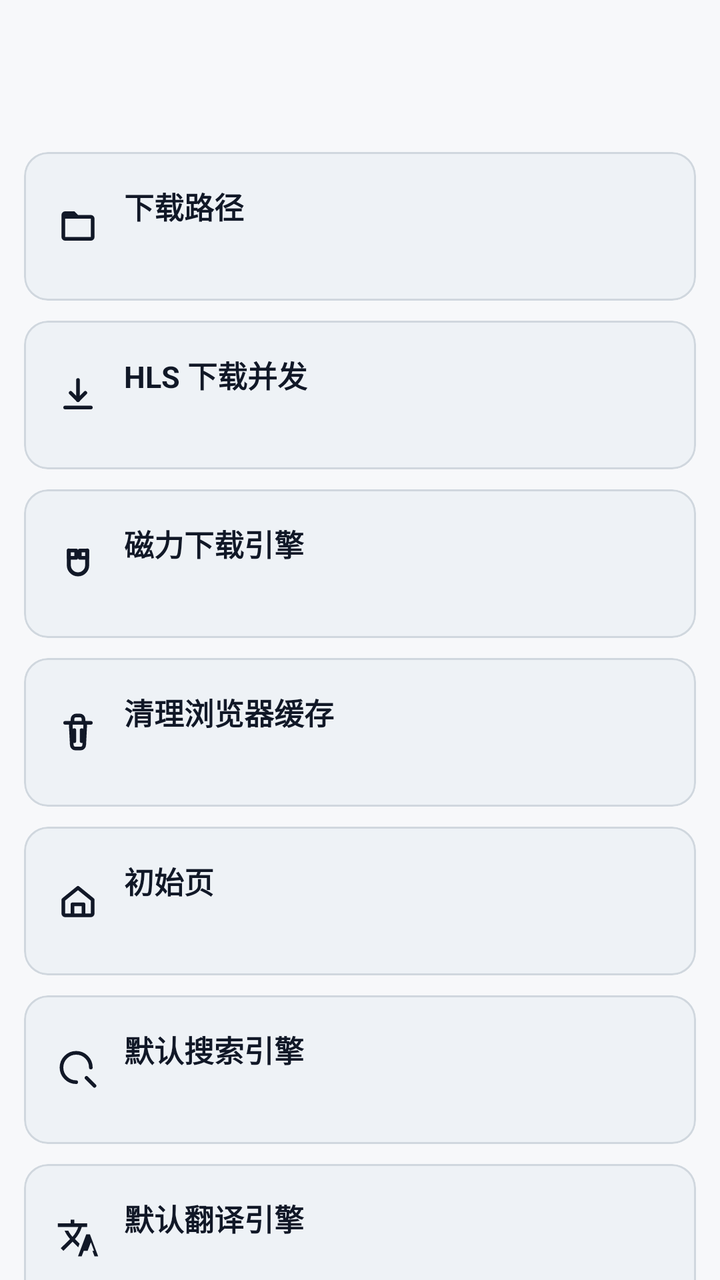
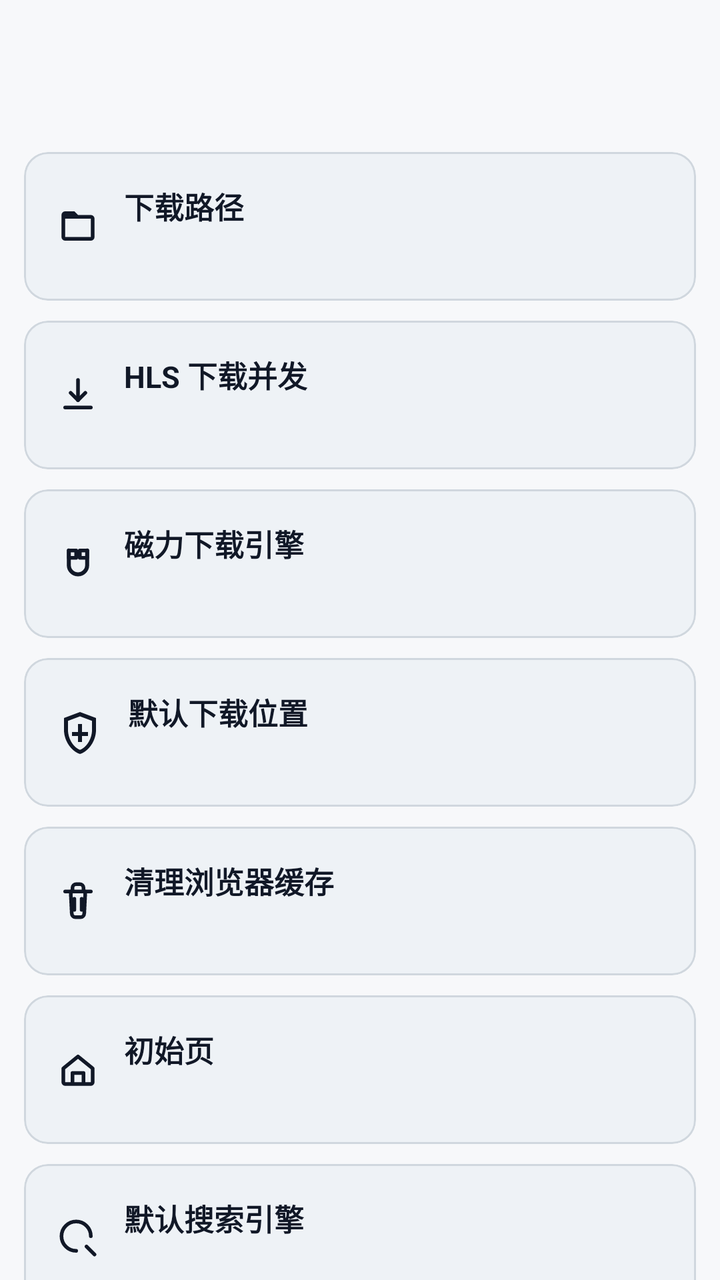

The first picture is an Android layout as it rendered before a commit; the second is the same layout after the commit. The layout source and the unified diff follow.
<!-- AndroidManifest.xml: application theme Theme.AuroraBrowser -->
<!-- res/layout/activity_settings.xml -->
<?xml version="1.0" encoding="utf-8"?>
<LinearLayout xmlns:android="http://schemas.android.com/apk/res/android"
    xmlns:app="http://schemas.android.com/apk/res-auto"
    android:layout_width="match_parent"
    android:layout_height="match_parent"
    android:background="@color/aurora_surface"
    android:orientation="vertical">

    <com.google.android.material.appbar.MaterialToolbar
        android:id="@+id/toolbar"
        android:layout_width="match_parent"
        android:layout_height="wrap_content"
        android:backgroundTint="@color/aurora_surface"
        android:elevation="0dp"
        android:paddingHorizontal="8dp"
        app:navigationIconTint="@color/aurora_text"
        app:subtitleTextColor="@color/aurora_text_muted"
        app:titleTextColor="@color/aurora_text" />

    <ScrollView
        android:layout_width="match_parent"
        android:layout_height="match_parent"
        android:clipToPadding="false"
        android:padding="12dp"
        android:scrollbars="none">

        <LinearLayout
            android:layout_width="match_parent"
            android:layout_height="wrap_content"
            android:orientation="vertical">

            <com.google.android.material.card.MaterialCardView
                android:id="@+id/downloadPathCard"
                android:layout_width="match_parent"
                android:layout_height="wrap_content"
                android:layout_marginBottom="10dp"
                app:cardBackgroundColor="@color/aurora_surface_alt"
                app:cardCornerRadius="12dp"
                app:cardElevation="0dp"
                app:strokeColor="@color/aurora_line"
                app:strokeWidth="1dp">

                <LinearLayout
                    android:layout_width="match_parent"
                    android:layout_height="wrap_content"
                    android:gravity="center_vertical"
                    android:orientation="horizontal"
                    android:padding="16dp">

                    <ImageView
                        android:layout_width="22dp"
                        android:layout_height="22dp"
                        android:layout_marginEnd="12dp"
                        android:src="@drawable/ic_folder"
                        app:tint="@color/aurora_text" />

                    <LinearLayout
                        android:layout_width="0dp"
                        android:layout_height="wrap_content"
                        android:layout_weight="1"
                        android:orientation="vertical">

                        <TextView
                            android:layout_width="wrap_content"
                            android:layout_height="wrap_content"
                            android:text="下载路径"
                            android:textColor="@color/aurora_text"
                            android:textSize="15sp"
                            android:textStyle="bold" />

                        <TextView
                            android:id="@+id/downloadPathSubtitle"
                            android:layout_width="wrap_content"
                            android:layout_height="wrap_content"
                            android:layout_marginTop="4dp"
                            android:textColor="@color/aurora_text_muted"
                            android:textSize="12sp" />
                    </LinearLayout>
                </LinearLayout>
            </com.google.android.material.card.MaterialCardView>

            <com.google.android.material.card.MaterialCardView
                android:id="@+id/hlsConcurrencyCard"
                android:layout_width="match_parent"
                android:layout_height="wrap_content"
                android:layout_marginBottom="10dp"
                app:cardBackgroundColor="@color/aurora_surface_alt"
                app:cardCornerRadius="12dp"
                app:cardElevation="0dp"
                app:strokeColor="@color/aurora_line"
                app:strokeWidth="1dp">

                <LinearLayout
                    android:layout_width="match_parent"
                    android:layout_height="wrap_content"
                    android:gravity="center_vertical"
                    android:orientation="horizontal"
                    android:padding="16dp">

                    <ImageView
                        android:layout_width="22dp"
                        android:layout_height="22dp"
                        android:layout_marginEnd="12dp"
                        android:src="@drawable/ic_download"
                        app:tint="@color/aurora_text" />

                    <LinearLayout
                        android:layout_width="0dp"
                        android:layout_height="wrap_content"
                        android:layout_weight="1"
                        android:orientation="vertical">

                        <TextView
                            android:layout_width="wrap_content"
                            android:layout_height="wrap_content"
                            android:text="HLS 下载并发"
                            android:textColor="@color/aurora_text"
                            android:textSize="15sp"
                            android:textStyle="bold" />

                        <TextView
                            android:id="@+id/hlsConcurrencySubtitle"
                            android:layout_width="wrap_content"
                            android:layout_height="wrap_content"
                            android:layout_marginTop="4dp"
                            android:textColor="@color/aurora_text_muted"
                            android:textSize="12sp" />
                    </LinearLayout>
                </LinearLayout>
            </com.google.android.material.card.MaterialCardView>

            <com.google.android.material.card.MaterialCardView
                android:id="@+id/p2pEngineCard"
                android:layout_width="match_parent"
                android:layout_height="wrap_content"
                android:layout_marginBottom="10dp"
                app:cardBackgroundColor="@color/aurora_surface_alt"
                app:cardCornerRadius="12dp"
                app:cardElevation="0dp"
                app:strokeColor="@color/aurora_line"
                app:strokeWidth="1dp">

                <LinearLayout
                    android:layout_width="match_parent"
                    android:layout_height="wrap_content"
                    android:gravity="center_vertical"
                    android:orientation="horizontal"
                    android:padding="16dp">

                    <ImageView
                        android:layout_width="22dp"
                        android:layout_height="22dp"
                        android:layout_marginEnd="12dp"
                        android:src="@drawable/ic_magnet"
                        app:tint="@color/aurora_text" />

                    <LinearLayout
                        android:layout_width="0dp"
                        android:layout_height="wrap_content"
                        android:layout_weight="1"
                        android:orientation="vertical">

                        <TextView
                            android:layout_width="wrap_content"
                            android:layout_height="wrap_content"
                            android:text="磁力下载引擎"
                            android:textColor="@color/aurora_text"
                            android:textSize="15sp"
                            android:textStyle="bold" />

                        <TextView
                            android:id="@+id/p2pEngineSubtitle"
                            android:layout_width="wrap_content"
                            android:layout_height="wrap_content"
                            android:layout_marginTop="4dp"
                            android:textColor="@color/aurora_text_muted"
                            android:textSize="12sp" />
                    </LinearLayout>
                </LinearLayout>
            </com.google.android.material.card.MaterialCardView>

            <com.google.android.material.card.MaterialCardView
                android:id="@+id/cacheCleanupCard"
                android:layout_width="match_parent"
                android:layout_height="wrap_content"
                android:layout_marginBottom="10dp"
                app:cardBackgroundColor="@color/aurora_surface_alt"
                app:cardCornerRadius="12dp"
                app:cardElevation="0dp"
                app:strokeColor="@color/aurora_line"
                app:strokeWidth="1dp">

                <LinearLayout
                    android:layout_width="match_parent"
                    android:layout_height="wrap_content"
                    android:gravity="center_vertical"
                    android:orientation="horizontal"
                    android:padding="16dp">

                    <ImageView
                        android:layout_width="22dp"
                        android:layout_height="22dp"
                        android:layout_marginEnd="12dp"
                        android:src="@drawable/ic_delete"
                        app:tint="@color/aurora_text" />

                    <LinearLayout
                        android:layout_width="0dp"
                        android:layout_height="wrap_content"
                        android:layout_weight="1"
                        android:orientation="vertical">

                        <TextView
                            android:layout_width="wrap_content"
                            android:layout_height="wrap_content"
                            android:text="清理浏览器缓存"
                            android:textColor="@color/aurora_text"
                            android:textSize="15sp"
                            android:textStyle="bold" />

                        <TextView
                            android:id="@+id/cacheCleanupSubtitle"
                            android:layout_width="wrap_content"
                            android:layout_height="wrap_content"
                            android:layout_marginTop="4dp"
                            android:textColor="@color/aurora_text_muted"
                            android:textSize="12sp" />
                    </LinearLayout>
                </LinearLayout>
            </com.google.android.material.card.MaterialCardView>

            <com.google.android.material.card.MaterialCardView
                android:id="@+id/startPageCard"
                android:layout_width="match_parent"
                android:layout_height="wrap_content"
                android:layout_marginBottom="10dp"
                app:cardBackgroundColor="@color/aurora_surface_alt"
                app:cardCornerRadius="12dp"
                app:cardElevation="0dp"
                app:strokeColor="@color/aurora_line"
                app:strokeWidth="1dp">

                <LinearLayout
                    android:layout_width="match_parent"
                    android:layout_height="wrap_content"
                    android:gravity="center_vertical"
                    android:orientation="horizontal"
                    android:padding="16dp">

                    <ImageView
                        android:layout_width="22dp"
                        android:layout_height="22dp"
                        android:layout_marginEnd="12dp"
                        android:src="@drawable/ic_home"
                        app:tint="@color/aurora_text" />

                    <LinearLayout
                        android:layout_width="0dp"
                        android:layout_height="wrap_content"
                        android:layout_weight="1"
                        android:orientation="vertical">

                        <TextView
                            android:layout_width="wrap_content"
                            android:layout_height="wrap_content"
                            android:text="初始页"
                            android:textColor="@color/aurora_text"
                            android:textSize="15sp"
                            android:textStyle="bold" />

                        <TextView
                            android:id="@+id/startPageSubtitle"
                            android:layout_width="wrap_content"
                            android:layout_height="wrap_content"
                            android:layout_marginTop="4dp"
                            android:textColor="@color/aurora_text_muted"
                            android:textSize="12sp" />
                    </LinearLayout>
                </LinearLayout>
            </com.google.android.material.card.MaterialCardView>

            <com.google.android.material.card.MaterialCardView
                android:id="@+id/searchEngineCard"
                android:layout_width="match_parent"
                android:layout_height="wrap_content"
                android:layout_marginBottom="10dp"
                app:cardBackgroundColor="@color/aurora_surface_alt"
                app:cardCornerRadius="12dp"
                app:cardElevation="0dp"
                app:strokeColor="@color/aurora_line"
                app:strokeWidth="1dp">

                <LinearLayout
                    android:layout_width="match_parent"
                    android:layout_height="wrap_content"
                    android:gravity="center_vertical"
                    android:orientation="horizontal"
                    android:padding="16dp">

                    <ImageView
                        android:layout_width="22dp"
                        android:layout_height="22dp"
                        android:layout_marginEnd="12dp"
                        android:src="@drawable/ic_search"
                        app:tint="@color/aurora_text" />

                    <LinearLayout
                        android:layout_width="0dp"
                        android:layout_height="wrap_content"
                        android:layout_weight="1"
                        android:orientation="vertical">

                        <TextView
                            android:layout_width="wrap_content"
                            android:layout_height="wrap_content"
                            android:text="默认搜索引擎"
                            android:textColor="@color/aurora_text"
                            android:textSize="15sp"
                            android:textStyle="bold" />

                        <TextView
                            android:id="@+id/searchEngineSubtitle"
                            android:layout_width="wrap_content"
                            android:layout_height="wrap_content"
                            android:layout_marginTop="4dp"
                            android:textColor="@color/aurora_text_muted"
                            android:textSize="12sp" />
                    </LinearLayout>
                </LinearLayout>
            </com.google.android.material.card.MaterialCardView>

            <com.google.android.material.card.MaterialCardView
                android:id="@+id/translationEngineCard"
                android:layout_width="match_parent"
                android:layout_height="wrap_content"
                android:layout_marginBottom="10dp"
                app:cardBackgroundColor="@color/aurora_surface_alt"
                app:cardCornerRadius="12dp"
                app:cardElevation="0dp"
                app:strokeColor="@color/aurora_line"
                app:strokeWidth="1dp">

                <LinearLayout
                    android:layout_width="match_parent"
                    android:layout_height="wrap_content"
                    android:gravity="center_vertical"
                    android:orientation="horizontal"
                    android:padding="16dp">

                    <ImageView
                        android:layout_width="22dp"
                        android:layout_height="22dp"
                        android:layout_marginEnd="12dp"
                        android:src="@drawable/ic_translate"
                        app:tint="@color/aurora_text" />

                    <LinearLayout
                        android:layout_width="0dp"
                        android:layout_height="wrap_content"
                        android:layout_weight="1"
                        android:orientation="vertical">

                        <TextView
                            android:layout_width="wrap_content"
                            android:layout_height="wrap_content"
                            android:text="默认翻译引擎"
                            android:textColor="@color/aurora_text"
                            android:textSize="15sp"
                            android:textStyle="bold" />

                        <TextView
                            android:id="@+id/translationEngineSubtitle"
                            android:layout_width="wrap_content"
                            android:layout_height="wrap_content"
                            android:layout_marginTop="4dp"
                            android:textColor="@color/aurora_text_muted"
                            android:textSize="12sp" />
                    </LinearLayout>
                </LinearLayout>
            </com.google.android.material.card.MaterialCardView>

            <com.google.android.material.card.MaterialCardView
                android:id="@+id/credentialsCard"
                android:layout_width="match_parent"
                android:layout_height="wrap_content"
                android:layout_marginBottom="10dp"
                app:cardBackgroundColor="@color/aurora_surface_alt"
                app:cardCornerRadius="12dp"
                app:cardElevation="0dp"
                app:strokeColor="@color/aurora_line"
                app:strokeWidth="1dp">

                <LinearLayout
                    android:layout_width="match_parent"
                    android:layout_height="wrap_content"
                    android:gravity="center_vertical"
                    android:orientation="horizontal"
                    android:padding="16dp">

                    <ImageView
                        android:layout_width="22dp"
                        android:layout_height="22dp"
                        android:layout_marginEnd="12dp"
                        android:src="@drawable/ic_key"
                        app:tint="@color/aurora_text" />

                    <LinearLayout
                        android:layout_width="0dp"
                        android:layout_height="wrap_content"
                        android:layout_weight="1"
                        android:orientation="vertical">

                        <TextView
                            android:layout_width="wrap_content"
                            android:layout_height="wrap_content"
                            android:text="已保存账号密码"
                            android:textColor="@color/aurora_text"
                            android:textSize="15sp"
                            android:textStyle="bold" />

                        <TextView
                            android:id="@+id/credentialsSubtitle"
                            android:layout_width="wrap_content"
                            android:layout_height="wrap_content"
                            android:layout_marginTop="4dp"
                            android:textColor="@color/aurora_text_muted"
                            android:textSize="12sp" />
                    </LinearLayout>
                </LinearLayout>
            </com.google.android.material.card.MaterialCardView>

            <com.google.android.material.card.MaterialCardView
                android:id="@+id/permissionCard"
                android:layout_width="match_parent"
                android:layout_height="wrap_content"
                app:cardBackgroundColor="@color/aurora_surface_alt"
                app:cardCornerRadius="12dp"
                app:cardElevation="0dp"
                app:strokeColor="@color/aurora_line"
                app:strokeWidth="1dp">

                <LinearLayout
                    android:layout_width="match_parent"
                    android:layout_height="wrap_content"
                    android:gravity="center_vertical"
                    android:orientation="horizontal"
                    android:padding="16dp">

                    <ImageView
                        android:layout_width="22dp"
                        android:layout_height="22dp"
                        android:layout_marginEnd="12dp"
                        android:src="@drawable/ic_info"
                        app:tint="@color/aurora_text" />

                    <LinearLayout
                        android:layout_width="0dp"
                        android:layout_height="wrap_content"
                        android:layout_weight="1"
                        android:orientation="vertical">

                        <TextView
                            android:layout_width="wrap_content"
                            android:layout_height="wrap_content"
                            android:text="功能权限说明"
                            android:textColor="@color/aurora_text"
                            android:textSize="15sp"
                            android:textStyle="bold" />

                        <TextView
                            android:id="@+id/permissionSubtitle"
                            android:layout_width="wrap_content"
                            android:layout_height="wrap_content"
                            android:layout_marginTop="4dp"
                            android:text="查看网络、通知、下载和二维码等功能说明"
                            android:textColor="@color/aurora_text_muted"
                            android:textSize="12sp" />
                    </LinearLayout>
                </LinearLayout>
            </com.google.android.material.card.MaterialCardView>
        </LinearLayout>
    </ScrollView>
</LinearLayout>
<!-- resources referenced by this layout -->
<resources>
  <color name="aurora_line">#D0D7DE</color>
  <color name="aurora_surface">#F7F8FA</color>
  <color name="aurora_surface_alt">#EEF2F6</color>
  <color name="aurora_text">#111827</color>
  <color name="aurora_text_muted">#6B7280</color>
  <!-- drawable ic_folder (drawable) -->
  <vector xmlns:android="http://schemas.android.com/apk/res/android"
      android:width="24dp"
      android:height="24dp"
      android:viewportWidth="24"
      android:viewportHeight="24">
      <path
          android:fillColor="#FFFFFFFF"
          android:pathData="M3,6A2,2 0 0,1 5,4H10L12,6H19A2,2 0 0,1 21,8V18A2,2 0 0,1 19,20H5A2,2 0 0,1 3,18V6M5,8V18H19V8H5Z" />
  </vector>
  <!-- drawable ic_info (drawable) -->
  <?xml version="1.0" encoding="utf-8"?>
  <vector xmlns:android="http://schemas.android.com/apk/res/android"
      android:width="24dp"
      android:height="24dp"
      android:viewportWidth="24"
      android:viewportHeight="24">
      <path
          android:fillColor="#FF000000"
          android:pathData="M12,2A10,10 0,1 0,22 12A10,10 0,0 0,12 2zM11,10h2v7h-2zM11,7h2v2h-2z" />
  </vector>
  <!-- drawable ic_key (drawable) -->
  <?xml version="1.0" encoding="utf-8"?>
  <vector xmlns:android="http://schemas.android.com/apk/res/android"
      android:width="24dp"
      android:height="24dp"
      android:viewportWidth="24"
      android:viewportHeight="24">
      <path
          android:fillColor="#FF000000"
          android:pathData="M7,14a5,5 0,1 1,4.9 -6h7.6v3h-2v2h-2v2h-3.6A5,5 0,0 1,7 14zM7,11.5a2.5,2.5 0,1 0,0 -5a2.5,2.5 0,0 0,0 5z" />
  </vector>
  <!-- drawable ic_translate (drawable) -->
  <vector xmlns:android="http://schemas.android.com/apk/res/android"
      android:width="24dp"
      android:height="24dp"
      android:viewportWidth="24"
      android:viewportHeight="24">
      <path
          android:pathData="M12.87,15.07l-2.54,-2.51 0.03,-0.03A17.52,17.52 0,0 0,14.07 6H17V4h-7V2H8v2H1v2h11.17C11.5,7.92 10.44,9.75 9,11.35 8.07,10.32 7.3,9.19 6.69,8h-2c0.73,1.63 1.73,3.17 2.98,4.56l-5.09,5.02L4,19l5,-5 3.11,3.11 0.76,-2.04zM18.5,10h-2L12,22h2l1.12,-3h4.75L21,22h2l-4.5,-12zM17.25,19l1.75,-4.67L20.75,19h-3.5z"
          android:fillColor="#FF000000" />
  </vector>
  <style name="Theme.AuroraBrowser" parent="Theme.Material3.DayNight.NoActionBar">
          <item name="colorPrimary">@color/aurora_accent</item>
          <item name="colorSecondary">@color/aurora_accent</item>
          <item name="android:statusBarColor">@android:color/transparent</item>
          <item name="android:navigationBarColor">@android:color/transparent</item>
          <item name="android:windowLightStatusBar" tools:targetApi="m">true</item>
      </style>
  <color name="aurora_accent">#0F766E</color>
  <!-- unchanged entries left out for length: 5 -->
</resources>

<!-- the commit's change to res/layout/activity_settings.xml (unified diff, before → after) -->
@@ -180,6 +180,57 @@
             </com.google.android.material.card.MaterialCardView>
 
             <com.google.android.material.card.MaterialCardView
+                android:id="@+id/privacyDownloadCard"
+                android:layout_width="match_parent"
+                android:layout_height="wrap_content"
+                android:layout_marginBottom="10dp"
+                app:cardBackgroundColor="@color/aurora_surface_alt"
+                app:cardCornerRadius="12dp"
+                app:cardElevation="0dp"
+                app:strokeColor="@color/aurora_line"
+                app:strokeWidth="1dp">
+
+                <LinearLayout
+                    android:layout_width="match_parent"
+                    android:layout_height="wrap_content"
+                    android:gravity="center_vertical"
+                    android:orientation="horizontal"
+                    android:padding="16dp">
+
+                    <ImageView
+                        android:layout_width="24dp"
+                        android:layout_height="24dp"
+                        android:layout_marginEnd="12dp"
+                        android:src="@drawable/ic_shield"
+                        android:contentDescription="@string/cd_settings_download"
+                        app:tint="@color/aurora_text" />
+
+                    <LinearLayout
+                        android:layout_width="0dp"
+                        android:layout_height="wrap_content"
+                        android:layout_weight="1"
+                        android:orientation="vertical">
+
+                        <TextView
+                            android:layout_width="wrap_content"
+                            android:layout_height="wrap_content"
+                            android:text="@string/privacy_download_label"
+                            android:textColor="@color/aurora_text"
+                            android:textSize="15sp"
+                            android:textStyle="bold" />
+
+                        <TextView
+                            android:id="@+id/privacyDownloadSubtitle"
+                            android:layout_width="wrap_content"
+                            android:layout_height="wrap_content"
+                            android:layout_marginTop="4dp"
+                            android:textColor="@color/aurora_text_muted"
+                            android:textSize="12sp" />
+                    </LinearLayout>
+                </LinearLayout>
+            </com.google.android.material.card.MaterialCardView>
+
+            <com.google.android.material.card.MaterialCardView
                 android:id="@+id/cacheCleanupCard"
                 android:layout_width="match_parent"
                 android:layout_height="wrap_content"
<!-- resource entries referenced after the edit -->
@@ -37,6 +37,16 @@
           android:fillColor="#FF000000"
           android:pathData="M7,14a5,5 0,1 1,4.9 -6h7.6v3h-2v2h-2v2h-3.6A5,5 0,0 1,7 14zM7,11.5a2.5,2.5 0,1 0,0 -5a2.5,2.5 0,0 0,0 5z" />
   </vector>
+  <!-- drawable ic_shield (drawable) -->
+  <vector xmlns:android="http://schemas.android.com/apk/res/android"
+      android:width="24dp"
+      android:height="24dp"
+      android:viewportWidth="24"
+      android:viewportHeight="24">
+      <path
+          android:fillColor="#FFFFFFFF"
+          android:pathData="M12,2L4,5V11C4,16.55 7.84,21.74 12,23C16.16,21.74 20,16.55 20,11V5L12,2M12,4.18L18,6.43V11C18,15.52 15.13,19.79 12,20.92C8.87,19.79 6,15.52 6,11V6.43L12,4.18M11,8H13V12H16V14H13V17H11V14H8V12H11V8Z" />
+  </vector>
   <!-- drawable ic_translate (drawable) -->
   <vector xmlns:android="http://schemas.android.com/apk/res/android"
       android:width="24dp"
@@ -47,6 +57,8 @@
           android:pathData="M12.87,15.07l-2.54,-2.51 0.03,-0.03A17.52,17.52 0,0 0,14.07 6H17V4h-7V2H8v2H1v2h11.17C11.5,7.92 10.44,9.75 9,11.35 8.07,10.32 7.3,9.19 6.69,8h-2c0.73,1.63 1.73,3.17 2.98,4.56l-5.09,5.02L4,19l5,-5 3.11,3.11 0.76,-2.04zM18.5,10h-2L12,22h2l1.12,-3h4.75L21,22h2l-4.5,-12zM17.25,19l1.75,-4.67L20.75,19h-3.5z"
           android:fillColor="#FF000000" />
   </vector>
+  <string name="cd_settings_download">下载设置</string>
+  <string name="privacy_download_label">默认下载位置</string>
   <style name="Theme.AuroraBrowser" parent="Theme.Material3.DayNight.NoActionBar">
           <item name="colorPrimary">@color/aurora_accent</item>
           <item name="colorSecondary">@color/aurora_accent</item>
